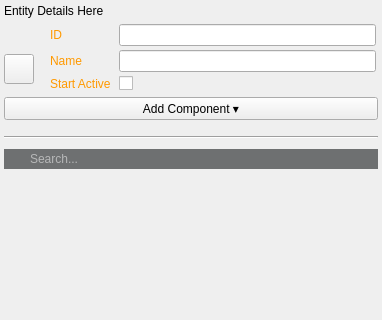
First picture: the form in dev/Code/Framework/AzToolsFramework/AzToolsFramework/UI/PropertyEditor/EntityPropertyEditor.ui, repository aws/lumberyard, before the edit; both pictures show x 0 to 382 and y 0 to 320 of the 382 by 719 pixel window.
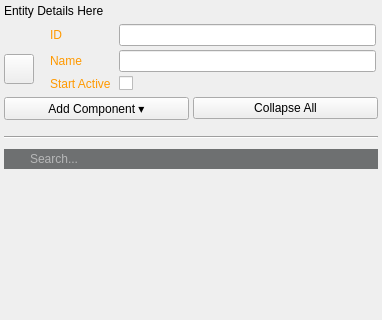
Second picture: the form after the edit. Icons and pictures are not drawn. Custom widgets are drawn as their Qt base class.

Commit message: Add "Collapse All" button to the Property Editor UI.

The edit to the form file:
```diff
--- a/dev/Code/Framework/AzToolsFramework/AzToolsFramework/UI/PropertyEditor/EntityPropertyEditor.ui
+++ b/dev/Code/Framework/AzToolsFramework/AzToolsFramework/UI/PropertyEditor/EntityPropertyEditor.ui
@@ -276,6 +276,13 @@
          </property>
         </widget>
        </item>
+       <item>
+        <widget class="QPushButton" name="m_collapseComponentsButton">
+         <property name="text">
+          <string>Collapse All</string>
+         </property>
+        </widget>
+       </item>
       </layout>
      </item>
      <item>
```
The commit also changes 2 other files.
